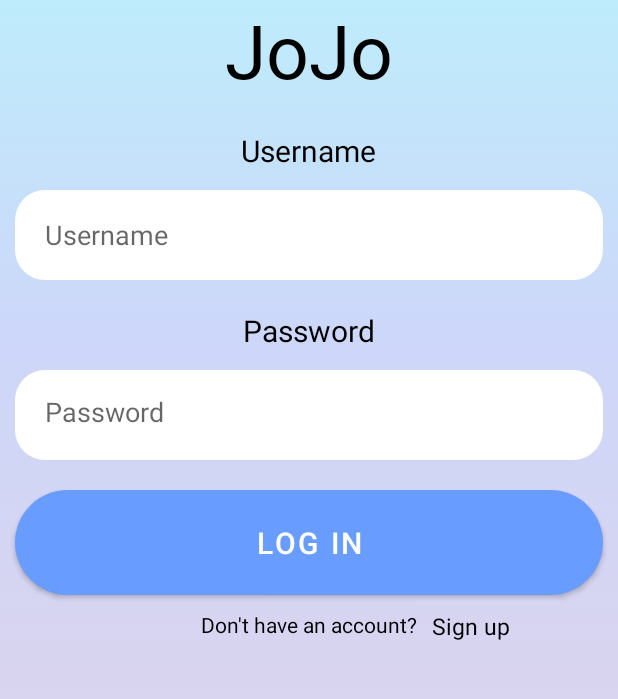
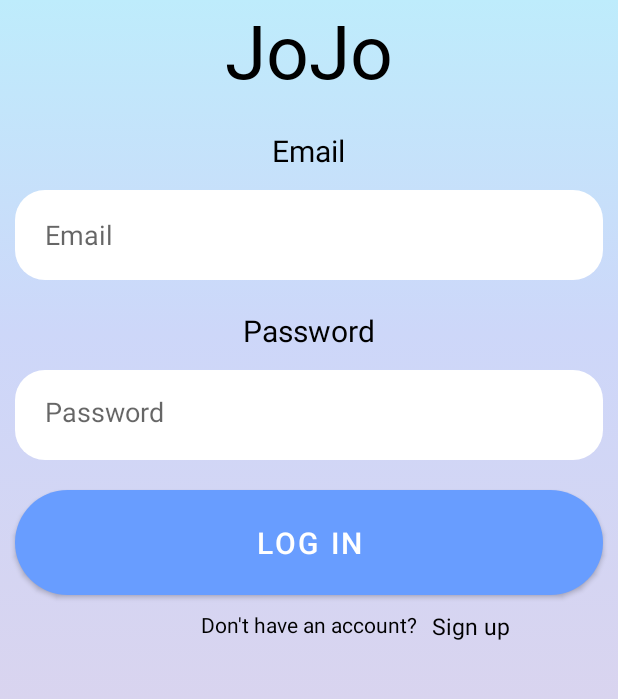
Before and after one commit to mahimafire1234/Pet-Care-Application, an Android app: the screen it shows after launch (LoginActivity), on a phone screen of 412 x 824 dp, the part 286-985 px from its top. Run offline under Robolectric (Android 15) with nearby library versions, the phone set to English and light mode, and no system bars; our stand-ins replace CircleImageView.

```diff
--- a/app/src/main/res/layout/activity_login.xml
+++ b/app/src/main/res/layout/activity_login.xml
@@ -28,7 +28,7 @@
     <TextView
         android:layout_width="wrap_content"
         android:layout_height="30dp"
-        android:text="Username"
+        android:text="Email"
         android:layout_gravity="center"
         android:layout_marginTop="20dp"
         android:textSize="20sp"
@@ -40,7 +40,7 @@
         android:id="@+id/etusername"
         android:layout_width="match_parent"
         android:layout_height="60dp"
-        android:hint="Username"
+        android:hint="Email"
         android:paddingHorizontal="20dp"
         android:layout_margin="10dp"
         android:background="@drawable/roundcorners"
```
